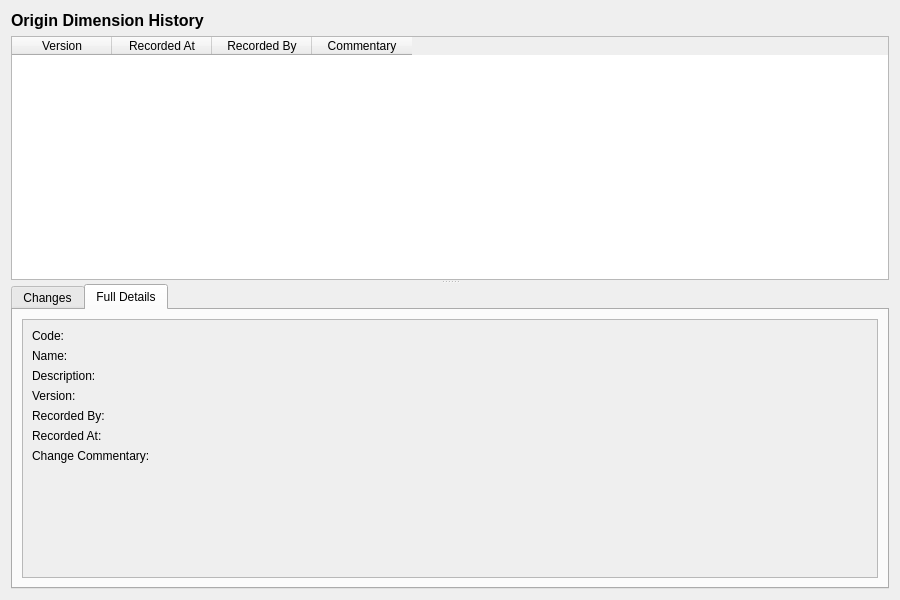
First picture: the form in projects/ores.qt/ui/OriginDimensionHistoryDialog.ui, repository OreStudio/OreStudio, before the edit.
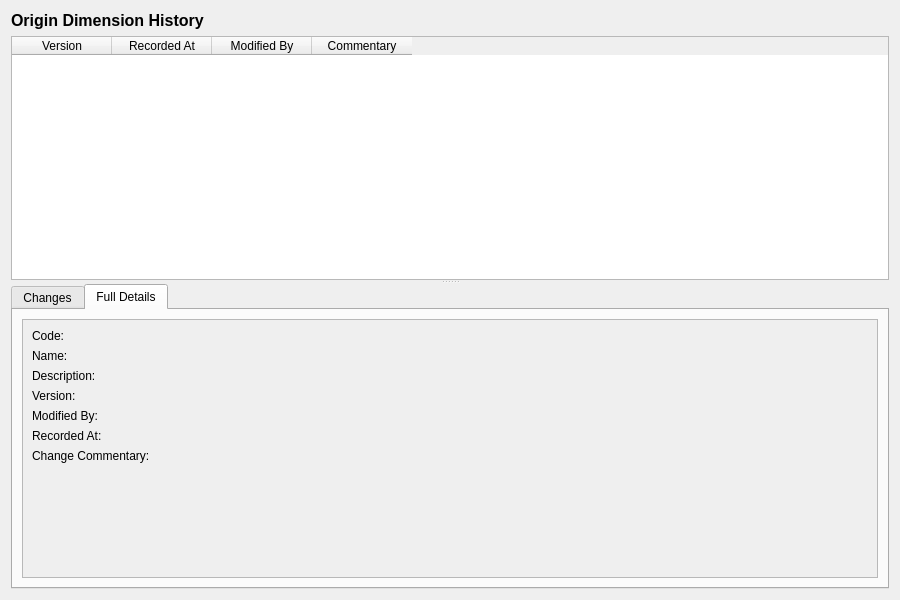
Second picture: the form after the edit. The open tabs and pages were chosen to show the change.

Commit message: [protocol] Fix audit trail metadata: rename recorded_by, remove from wire format

The edit to the form file:
```diff
--- a/projects/ores.qt/ui/OriginDimensionHistoryDialog.ui
+++ b/projects/ores.qt/ui/OriginDimensionHistoryDialog.ui
@@ -63,7 +63,7 @@
       </column>
       <column>
        <property name="text">
-        <string>Recorded By</string>
+        <string>Modified By</string>
        </property>
       </column>
       <column>
@@ -211,7 +211,7 @@
                <item row="4" column="0">
                 <widget class="QLabel" name="recordedByLabel">
                  <property name="text">
-                  <string>Recorded By:</string>
+                  <string>Modified By:</string>
                  </property>
                 </widget>
                </item>
```
Left out of the diff: 4 changed lines with no effect on the pictures. The commit also changes 473 other files.
